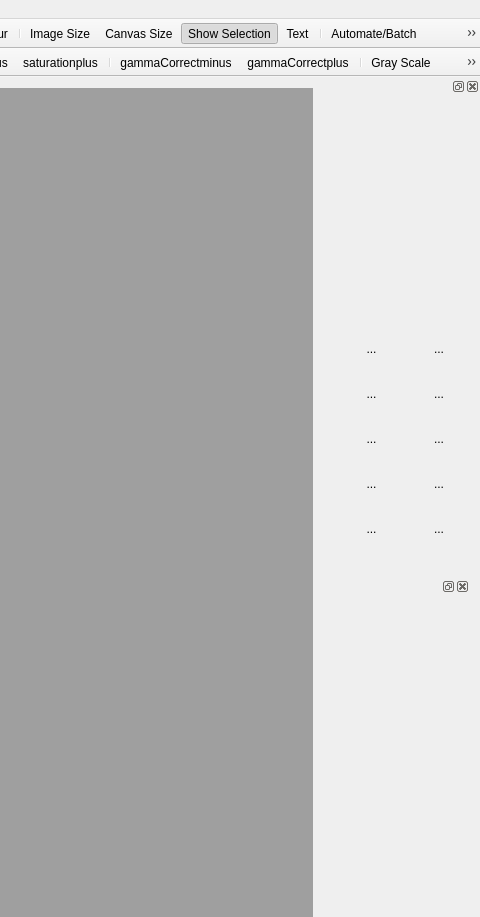
Before: the Qt Designer form src/mainwindow.ui in PhotoFlare/photoflare, drawn with Qt 5; both pictures show x 602 to 1082 and y 0 to 917 of the 1082 by 1000 pixel window.
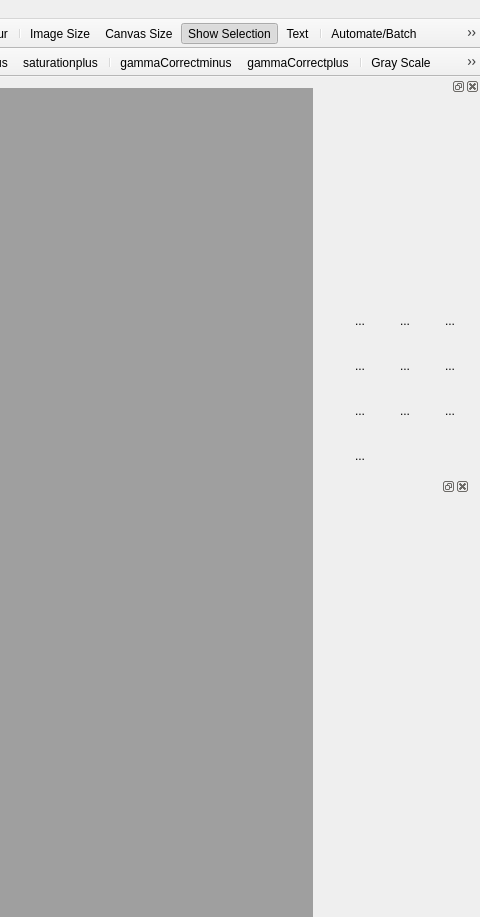
After: the same form once the commit is applied. Icons and pictures are not drawn. Custom widgets are drawn as their Qt base class.

Commit message: Add new ToolPalette layout and opacity, drop shadow filters.

Diff of the .ui file:
```diff
--- a/src/mainwindow.ui
+++ b/src/mainwindow.ui
@@ -440,13 +440,13 @@
    <property name="minimumSize">
     <size>
      <width>150</width>
-     <height>500</height>
+     <height>400</height>
     </size>
    </property>
    <property name="maximumSize">
     <size>
      <width>150</width>
-     <height>500</height>
+     <height>400</height>
     </size>
    </property>
    <property name="layoutDirection">
@@ -499,7 +499,13 @@
 
 </string>
     </property>
-    <layout class="QVBoxLayout" name="verticalLayout">
+    <layout class="QVBoxLayout" name="verticalLayout" stretch="0">
+     <property name="spacing">
+      <number>0</number>
+     </property>
+     <property name="sizeConstraint">
+      <enum>QLayout::SetDefaultConstraint</enum>
+     </property>
      <property name="leftMargin">
       <number>0</number>
      </property>
@@ -513,9 +519,9 @@
       <number>0</number>
      </property>
      <item>
-      <layout class="QGridLayout" name="toolsGridLayout" rowstretch="0,0,0,0,0,0" columnstretch="0,0">
+      <layout class="QGridLayout" name="toolsGridLayout" rowstretch="0,0,0,0,0,0" columnstretch="0,0,0">
        <property name="sizeConstraint">
-        <enum>QLayout::SetMaximumSize</enum>
+        <enum>QLayout::SetDefaultConstraint</enum>
        </property>
        <property name="leftMargin">
         <number>10</number>
@@ -532,17 +538,17 @@
        <property name="spacing">
         <number>5</number>
        </property>
-       <item row="3" column="0">
+       <item row="2" column="1">
         <widget class="QToolButton" name="toolButtonPaintBucket">
          <property name="sizePolicy">
-          <sizepolicy hsizetype="MinimumExpanding" vsizetype="Fixed">
+          <sizepolicy hsizetype="Fixed" vsizetype="Fixed">
            <horstretch>0</horstretch>
            <verstretch>0</verstretch>
           </sizepolicy>
          </property>
          <property name="minimumSize">
           <size>
-           <width>32</width>
+           <width>40</width>
            <height>40</height>
           </size>
          </property>
@@ -567,192 +573,17 @@
          </property>
         </widget>
        </item>
-       <item row="4" column="1">
-        <widget class="QToolButton" name="toolButtonPaintBrushAdv">
-         <property name="sizePolicy">
-          <sizepolicy hsizetype="MinimumExpanding" vsizetype="Fixed">
-           <horstretch>0</horstretch>
-           <verstretch>0</verstretch>
-          </sizepolicy>
-         </property>
-         <property name="minimumSize">
-          <size>
-           <width>32</width>
-           <height>40</height>
-          </size>
-         </property>
-         <property name="focusPolicy">
-          <enum>Qt::NoFocus</enum>
-         </property>
-         <property name="text">
-          <string>...</string>
-         </property>
-         <property name="icon">
-          <iconset resource="../Icons.qrc">
-           <normaloff>:/toolpalette_icons/toolpalette_icons/PaintBrush-Plus.png</normaloff>:/toolpalette_icons/toolpalette_icons/PaintBrush-Plus.png</iconset>
-         </property>
-         <property name="iconSize">
-          <size>
-           <width>25</width>
-           <height>25</height>
-          </size>
-         </property>
-         <property name="checkable">
-          <bool>true</bool>
-         </property>
-        </widget>
-       </item>
-       <item row="4" column="0">
-        <widget class="QToolButton" name="toolButtonPaintBrush">
-         <property name="sizePolicy">
-          <sizepolicy hsizetype="MinimumExpanding" vsizetype="Fixed">
-           <horstretch>0</horstretch>
-           <verstretch>0</verstretch>
-          </sizepolicy>
-         </property>
-         <property name="minimumSize">
-          <size>
-           <width>32</width>
-           <height>40</height>
-          </size>
-         </property>
-         <property name="focusPolicy">
-          <enum>Qt::NoFocus</enum>
-         </property>
-         <property name="text">
-          <string>...</string>
-         </property>
-         <property name="icon">
-          <iconset resource="../Icons.qrc">
-           <normaloff>:/toolpalette_icons/toolpalette_icons/PaintBrush.png</normaloff>:/toolpalette_icons/toolpalette_icons/PaintBrush.png</iconset>
-         </property>
-         <property name="iconSize">
-          <size>
-           <width>25</width>
-           <height>25</height>
-          </size>
-         </property>
-         <property name="checkable">
-          <bool>true</bool>
-         </property>
-        </widget>
-       </item>
-       <item row="1" column="1">
-        <widget class="QToolButton" name="toolButtonDropper">
-         <property name="sizePolicy">
-          <sizepolicy hsizetype="MinimumExpanding" vsizetype="Fixed">
-           <horstretch>0</horstretch>
-           <verstretch>0</verstretch>
-          </sizepolicy>
-         </property>
-         <property name="minimumSize">
-          <size>
-           <width>32</width>
-           <height>40</height>
-          </size>
-         </property>
-         <property name="focusPolicy">
-          <enum>Qt::NoFocus</enum>
-         </property>
-         <property name="text">
-          <string>...</string>
-         </property>
-         <property name="icon">
-          <iconset resource="../Icons.qrc">
-           <normaloff>:/toolpalette_icons/toolpalette_icons/ColourPicker.png</normaloff>:/toolpalette_icons/toolpalette_icons/ColourPicker.png</iconset>
-         </property>
-         <property name="iconSize">
-          <size>
-           <width>25</width>
-           <height>25</height>
-          </size>
-         </property>
-         <property name="checkable">
-          <bool>true</bool>
-         </property>
-        </widget>
-       </item>
-       <item row="2" column="0">
-        <widget class="QToolButton" name="toolButtonWand">
-         <property name="sizePolicy">
-          <sizepolicy hsizetype="MinimumExpanding" vsizetype="Fixed">
-           <horstretch>0</horstretch>
-           <verstretch>0</verstretch>
-          </sizepolicy>
-         </property>
-         <property name="minimumSize">
-          <size>
-           <width>32</width>
-           <height>40</height>
-          </size>
-         </property>
-         <property name="focusPolicy">
-          <enum>Qt::NoFocus</enum>
-         </property>
-         <property name="text">
-          <string>...</string>
-         </property>
-         <property name="icon">
-          <iconset resource="../Icons.qrc">
-           <normaloff>:/toolpalette_icons/toolpalette_icons/Wand.png</normaloff>:/toolpalette_icons/toolpalette_icons/Wand.png</iconset>
-         </property>
-         <property name="iconSize">
-          <size>
-           <width>25</width>
-           <height>25</height>
-          </size>
-         </property>
-         <property name="checkable">
-          <bool>true</bool>
-         </property>
-        </widget>
-       </item>
-       <item row="3" column="1">
-        <widget class="QToolButton" name="toolButtonSprayCan">
-         <property name="sizePolicy">
-          <sizepolicy hsizetype="MinimumExpanding" vsizetype="Fixed">
-           <horstretch>0</horstretch>
-           <verstretch>0</verstretch>
-          </sizepolicy>
-         </property>
-         <property name="minimumSize">
-          <size>
-           <width>32</width>
-           <height>40</height>
-          </size>
-         </property>
-         <property name="focusPolicy">
-          <enum>Qt::NoFocus</enum>
-         </property>
-         <property name="text">
-          <string>...</string>
-         </property>
-         <property name="icon">
-          <iconset resource="../Icons.qrc">
-           <normaloff>:/toolpalette_icons/toolpalette_icons/Spraycan.png</normaloff>:/toolpalette_icons/toolpalette_icons/Spraycan.png</iconset>
-         </property>
-         <property name="iconSize">
-          <size>
-           <width>25</width>
-           <height>25</height>
-          </size>
-         </property>
-         <property name="checkable">
-          <bool>true</bool>
-         </property>
-        </widget>
-       </item>
        <item row="1" column="0">
         <widget class="QToolButton" name="toolButtonPointer">
          <property name="sizePolicy">
-          <sizepolicy hsizetype="MinimumExpanding" vsizetype="Fixed">
+          <sizepolicy hsizetype="Fixed" vsizetype="Fixed">
            <horstretch>0</horstretch>
            <verstretch>0</verstretch>
           </sizepolicy>
          </property>
          <property name="minimumSize">
           <size>
-           <width>32</width>
+           <width>40</width>
            <height>40</height>
           </size>
          </property>
@@ -783,52 +614,17 @@
          </property>
         </widget>
        </item>
-       <item row="2" column="1">
-        <widget class="QToolButton" name="toolButtonLine">
-         <property name="sizePolicy">
-          <sizepolicy hsizetype="MinimumExpanding" vsizetype="Fixed">
-           <horstretch>0</horstretch>
-           <verstretch>0</verstretch>
-          </sizepolicy>
-         </property>
-         <property name="minimumSize">
-          <size>
-           <width>32</width>
-           <height>40</height>
-          </size>
-         </property>
-         <property name="focusPolicy">
-          <enum>Qt::NoFocus</enum>
-         </property>
-         <property name="text">
-          <string>...</string>
-         </property>
-         <property name="icon">
-          <iconset resource="../Icons.qrc">
-           <normaloff>:/toolpalette_icons/toolpalette_icons/Line.png</normaloff>:/toolpalette_icons/toolpalette_icons/Line.png</iconset>
-         </property>
-         <property name="iconSize">
-          <size>
-           <width>25</width>
-           <height>25</height>
-          </size>
-         </property>
-         <property name="checkable">
-          <bool>true</bool>
-         </property>
-        </widget>
-       </item>
-       <item row="5" column="0">
+       <item row="4" column="2">
         <widget class="QToolButton" name="toolButtonStamp">
          <property name="sizePolicy">
-          <sizepolicy hsizetype="MinimumExpanding" vsizetype="Fixed">
+          <sizepolicy hsizetype="Fixed" vsizetype="Fixed">
            <horstretch>0</horstretch>
            <verstretch>0</verstretch>
           </sizepolicy>
          </property>
          <property name="minimumSize">
           <size>
-           <width>32</width>
+           <width>40</width>
            <height>40</height>
           </size>
          </property>
@@ -853,17 +649,17 @@
          </property>
         </widget>
        </item>
-       <item row="5" column="1">
-        <widget class="QToolButton" name="toolButtonBlur">
+       <item row="4" column="0">
+        <widget class="QToolButton" name="toolButtonPaintBrush">
          <property name="sizePolicy">
-          <sizepolicy hsizetype="MinimumExpanding" vsizetype="Fixed">
+          <sizepolicy hsizetype="Fixed" vsizetype="Fixed">
            <horstretch>0</horstretch>
            <verstretch>0</verstretch>
           </sizepolicy>
          </property>
          <property name="minimumSize">
           <size>
-           <width>32</width>
+           <width>40</width>
            <height>40</height>
           </size>
          </property>
@@ -888,7 +684,7 @@
          </property>
         </widget>
        </item>
-       <item row="0" column="0" colspan="2">
+       <item row="0" column="0" colspan="3">
         <widget class="ColorBoxWidget" name="colorBoxWidget" native="true">
          <property name="enabled">
           <bool>true</bool>
@@ -916,6 +712,216 @@
          </property>
         </widget>
        </item>
+       <item row="5" column="0">
+        <widget class="QToolButton" name="toolButtonBlur">
+         <property name="sizePolicy">
+          <sizepolicy hsizetype="Fixed" vsizetype="Fixed">
+           <horstretch>0</horstretch>
+           <verstretch>0</verstretch>
+          </sizepolicy>
+         </property>
+         <property name="minimumSize">
+          <size>
+           <width>40</width>
+           <height>40</height>
+          </size>
+         </property>
+         <property name="focusPolicy">
+          <enum>Qt::NoFocus</enum>
+         </property>
+         <property name="text">
+          <string>...</string>
+         </property>
+         <property name="icon">
+          <iconset resource="../Icons.qrc">
+           <normaloff>:/toolpalette_icons/toolpalette_icons/Blur.png</normaloff>:/toolpalette_icons/toolpalette_icons/Blur.png</iconset>
+         </property>
+         <property name="iconSize">
+          <size>
+           <width>25</width>
+           <height>25</height>
+          </size>
+         </property>
+         <property name="checkable">
+          <bool>true</bool>
+         </property>
+        </widget>
+       </item>
+       <item row="4" column="1">
+        <widget class="QToolButton" name="toolButtonPaintBrushAdv">
+         <property name="sizePolicy">
+          <sizepolicy hsizetype="Fixed" vsizetype="Fixed">
+           <horstretch>0</horstretch>
+           <verstretch>0</verstretch>
+          </sizepolicy>
+         </property>
+         <property name="minimumSize">
+          <size>
+           <width>40</width>
+           <height>40</height>
+          </size>
+         </property>
+         <property name="focusPolicy">
+          <enum>Qt::NoFocus</enum>
+         </property>
+         <property name="text">
+          <string>...</string>
+         </property>
+         <property name="icon">
+          <iconset resource="../Icons.qrc">
+           <normaloff>:/toolpalette_icons/toolpalette_icons/PaintBrush-Plus.png</normaloff>:/toolpalette_icons/toolpalette_icons/PaintBrush-Plus.png</iconset>
+         </property>
+         <property name="iconSize">
+          <size>
+           <width>25</width>
+           <height>25</height>
+          </size>
+         </property>
+         <property name="checkable">
+          <bool>true</bool>
+         </property>
+        </widget>
+       </item>
+       <item row="1" column="2">
+        <widget class="QToolButton" name="toolButtonWand">
+         <property name="sizePolicy">
+          <sizepolicy hsizetype="Fixed" vsizetype="Fixed">
+           <horstretch>0</horstretch>
+           <verstretch>0</verstretch>
+          </sizepolicy>
+         </property>
+         <property name="minimumSize">
+          <size>
+           <width>40</width>
+           <height>40</height>
+          </size>
+         </property>
+         <property name="focusPolicy">
+          <enum>Qt::NoFocus</enum>
+         </property>
+         <property name="text">
+          <string>...</string>
+         </property>
+         <property name="icon">
+          <iconset resource="../Icons.qrc">
+           <normaloff>:/toolpalette_icons/toolpalette_icons/Wand.png</normaloff>:/toolpalette_icons/toolpalette_icons/Wand.png</iconset>
+         </property>
+         <property name="iconSize">
+          <size>
+           <width>25</width>
+           <height>25</height>
+          </size>
+         </property>
+         <property name="checkable">
+          <bool>true</bool>
+         </property>
+        </widget>
+       </item>
+       <item row="2" column="2">
+        <widget class="QToolButton" name="toolButtonSprayCan">
+         <property name="sizePolicy">
+          <sizepolicy hsizetype="Fixed" vsizetype="Fixed">
+           <horstretch>0</horstretch>
+           <verstretch>0</verstretch>
+          </sizepolicy>
+         </property>
+         <property name="minimumSize">
+          <size>
+           <width>40</width>
+           <height>40</height>
+          </size>
+         </property>
+         <property name="focusPolicy">
+          <enum>Qt::NoFocus</enum>
+         </property>
+         <property name="text">
+          <string>...</string>
+         </property>
+         <property name="icon">
+          <iconset resource="../Icons.qrc">
+           <normaloff>:/toolpalette_icons/toolpalette_icons/Spraycan.png</normaloff>:/toolpalette_icons/toolpalette_icons/Spraycan.png</iconset>
+         </property>
+         <property name="iconSize">
+          <size>
+           <width>25</width>
+           <height>25</height>
+          </size>
+         </property>
+         <property name="checkable">
+          <bool>true</bool>
+         </property>
+        </widget>
+       </item>
+       <item row="1" column="1">
+        <widget class="QToolButton" name="toolButtonDropper">
+         <property name="sizePolicy">
+          <sizepolicy hsizetype="Fixed" vsizetype="Fixed">
+           <horstretch>0</horstretch>
+           <verstretch>0</verstretch>
+          </sizepolicy>
+         </property>
+         <property name="minimumSize">
+          <size>
+           <width>40</width>
+           <height>40</height>
+          </size>
+         </property>
+         <property name="focusPolicy">
+          <enum>Qt::NoFocus</enum>
+         </property>
+         <property name="text">
+          <string>...</string>
+         </property>
+         <property name="icon">
+          <iconset resource="../Icons.qrc">
+           <normaloff>:/toolpalette_icons/toolpalette_icons/ColourPicker.png</normaloff>:/toolpalette_icons/toolpalette_icons/ColourPicker.png</iconset>
+         </property>
+         <property name="iconSize">
+          <size>
+           <width>25</width>
+           <height>25</height>
+          </size>
+         </property>
+         <property name="checkable">
+          <bool>true</bool>
+         </property>
+        </widget>
+       </item>
+       <item row="2" column="0">
+        <widget class="QToolButton" name="toolButtonLine">
+         <property name="sizePolicy">
+          <sizepolicy hsizetype="Fixed" vsizetype="Fixed">
+           <horstretch>0</horstretch>
+           <verstretch>0</verstretch>
+          </sizepolicy>
+         </property>
+         <property name="minimumSize">
+          <size>
+           <width>40</width>
+           <height>40</height>
+          </size>
+         </property>
+         <property name="focusPolicy">
+          <enum>Qt::NoFocus</enum>
+         </property>
+         <property name="text">
+          <string>...</string>
+         </property>
+         <property name="icon">
+          <iconset resource="../Icons.qrc">
+           <normaloff>:/toolpalette_icons/toolpalette_icons/Line.png</normaloff>:/toolpalette_icons/toolpalette_icons/Line.png</iconset>
+         </property>
+         <property name="iconSize">
+          <size>
+           <width>25</width>
+           <height>25</height>
+          </size>
+         </property>
+         <property name="checkable">
+          <bool>true</bool>
+         </property>
+        </widget>
+       </item>
       </layout>
      </item>
     </layout>
@@ -976,7 +982,7 @@
    <property name="maximumSize">
     <size>
      <width>140</width>
-     <height>280</height>
+     <height>300</height>
     </size>
    </property>
    <attribute name="dockWidgetArea">
```
Left out of the diff: 8 changed lines with no effect on the pictures. The commit also changes 2 other files.
